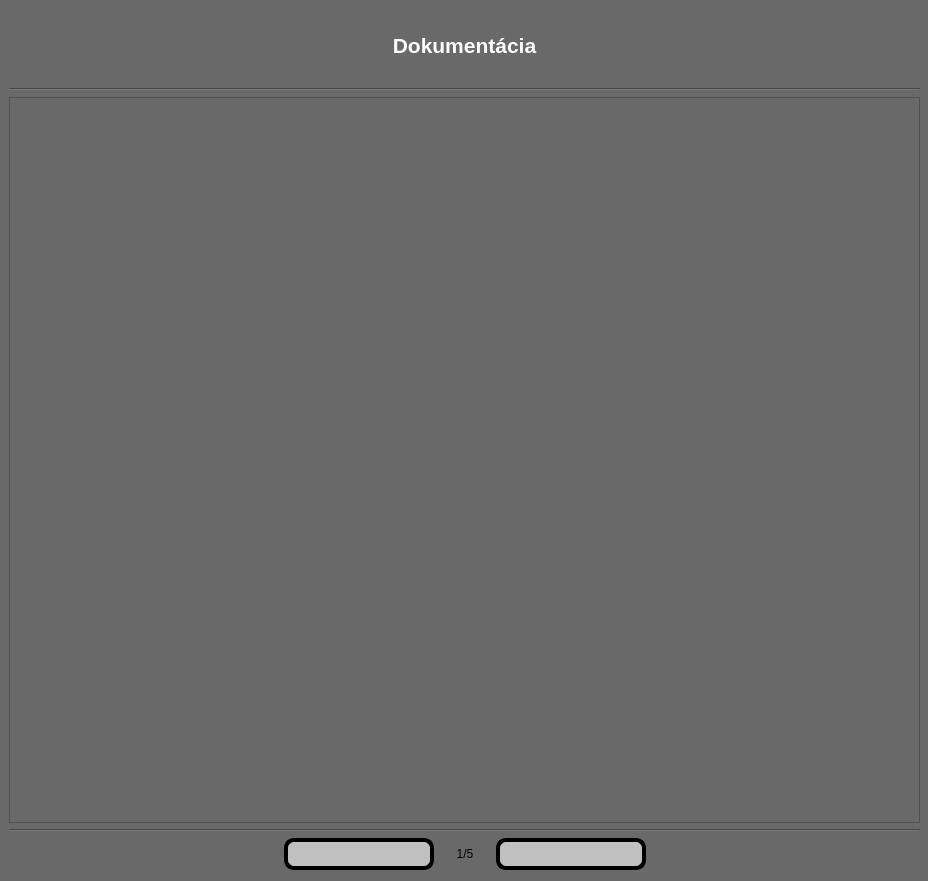
Before: the Qt Designer form robotGUI/documentdialog.ui in Samwise101/robotHMI, drawn with Qt 5.
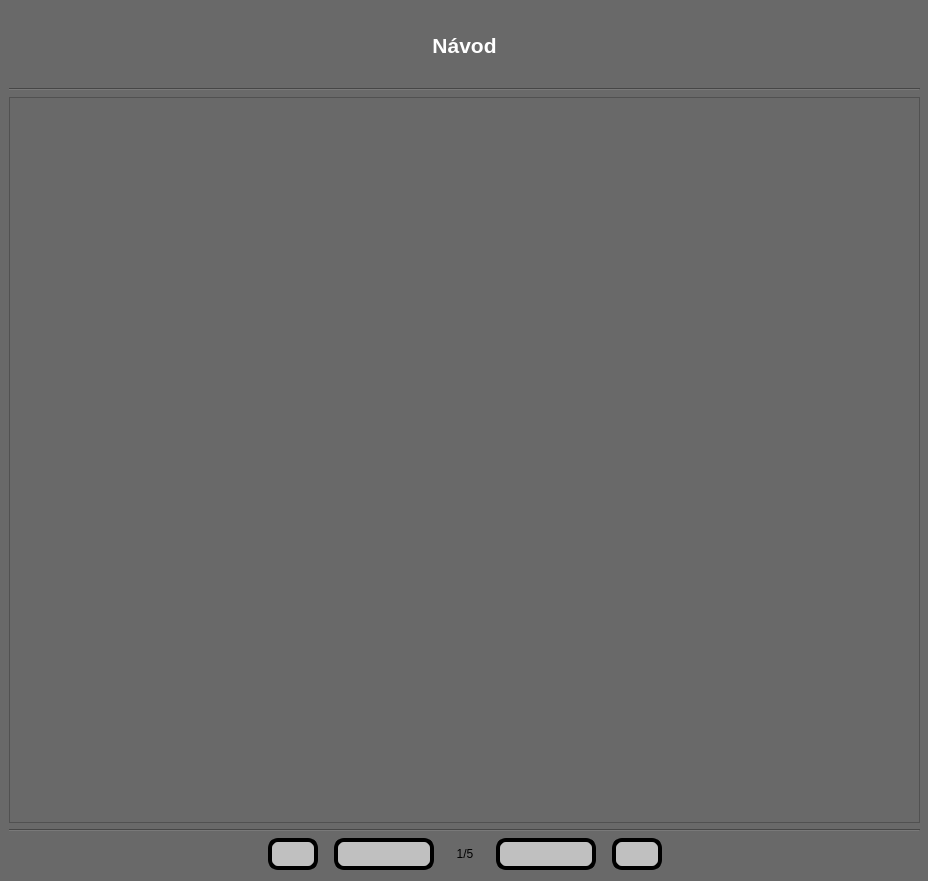
After: the same form once the commit is applied. Icons and pictures are not drawn.

```diff
--- a/robotGUI/documentdialog.ui
+++ b/robotGUI/documentdialog.ui
@@ -50,7 +50,7 @@
 font: 700 16pt &quot;Segoe UI&quot;;</string>
       </property>
       <property name="text">
-       <string>Dokumentácia</string>
+       <string>Návod</string>
       </property>
       <property name="alignment">
        <set>Qt::AlignCenter</set>
@@ -96,11 +96,52 @@
         </property>
        </spacer>
       </item>
+      <item>
+       <widget class="QPushButton" name="pageFirst">
+        <property name="minimumSize">
+         <size>
+          <width>50</width>
+          <height>0</height>
+         </size>
+        </property>
+        <property name="styleSheet">
+         <string notr="true">
+	background-color: silver;
+	border-style:outset;
+    border-radius: 10px;
+	border-color:black;
+	border-width:4px;
+    padding: 5px;
+	font: 700 12pt &quot;Segoe UI&quot;;
+	color:black;
+	image:url(:/pages/pageFIRST.png);</string>
+        </property>
+        <property name="text">
+         <string/>
+        </property>
+       </widget>
+      </item>
+      <item>
+       <spacer name="horizontalSpacer_4">
+        <property name="orientation">
+         <enum>Qt::Horizontal</enum>
+        </property>
+        <property name="sizeType">
+         <enum>QSizePolicy::Fixed</enum>
+        </property>
+        <property name="sizeHint" stdset="0">
+         <size>
+          <width>10</width>
+          <height>20</height>
+         </size>
+        </property>
+       </spacer>
+      </item>
       <item>
        <widget class="QPushButton" name="pageDown">
         <property name="minimumSize">
          <size>
-          <width>150</width>
+          <width>100</width>
           <height>0</height>
          </size>
         </property>
@@ -151,7 +192,7 @@
        <widget class="QPushButton" name="pageUp">
         <property name="minimumSize">
          <size>
-          <width>150</width>
+          <width>100</width>
           <height>0</height>
          </size>
         </property>
@@ -164,7 +205,47 @@
     padding: 5px;
 	font: 700 12pt &quot;Segoe UI&quot;;
 	color:black;
-	image:url(:/pages/pageUP.png);</string>
+	image:url(:/pages/pageUP2.png);</string>
+        </property>
+        <property name="text">
+         <string/>
+        </property>
+       </widget>
+      </item>
+      <item>
+       <spacer name="horizontalSpacer_3">
+        <property name="orientation">
+         <enum>Qt::Horizontal</enum>
+        </property>
+        <property name="sizeType">
+         <enum>QSizePolicy::Fixed</enum>
+        </property>
+        <property name="sizeHint" stdset="0">
+         <size>
+          <width>10</width>
+          <height>20</height>
+         </size>
+        </property>
+       </spacer>
+      </item>
+      <item>
+       <widget class="QPushButton" name="pageLast">
+        <property name="minimumSize">
+         <size>
+          <width>50</width>
+          <height>0</height>
+         </size>
+        </property>
+        <property name="styleSheet">
+         <string notr="true">	background-color: silver;
+	border-style:outset;
+    border-radius: 10px;
+	border-color:black;
+	border-width:4px;
+    padding: 5px;
+	font: 700 12pt &quot;Segoe UI&quot;;
+	color:black;
+	image:url(:/pages/pageLAST.png);</string>
         </property>
         <property name="text">
          <string/>
```
Left out of the diff: 2 changed lines with no effect on the pictures.
